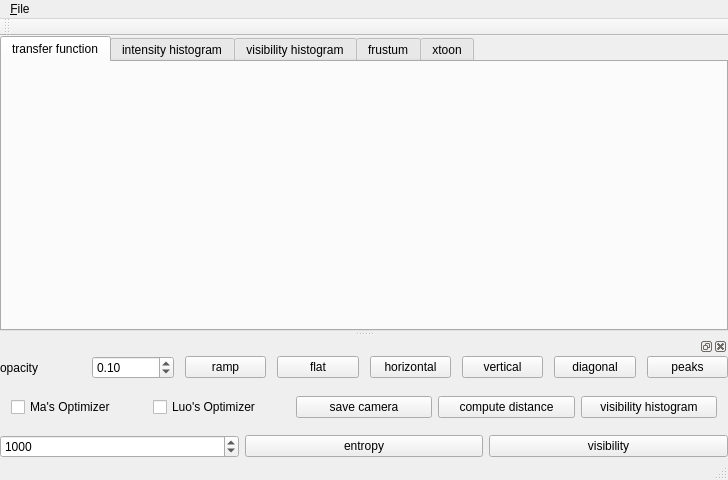
Qt form VolumeRenderer/TransferFunctionEditor/transferfunctioneditor.ui (luosz/artivvis-development-repository) before a commit.
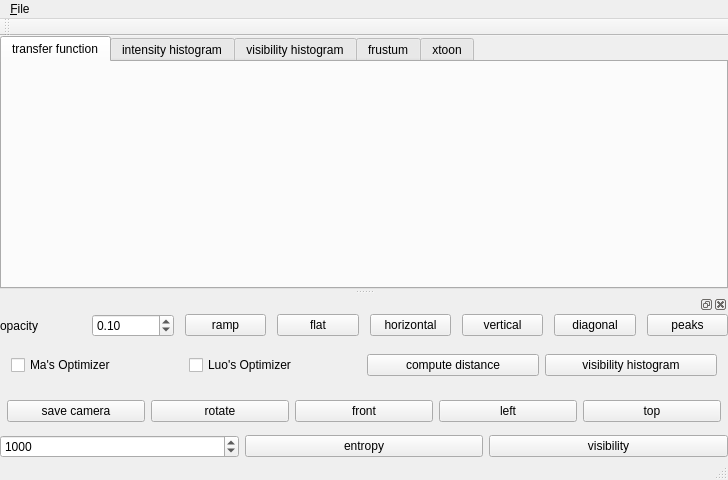
The same form after that commit.

Commit message: Added functions to Camera class

```diff
--- a/VolumeRenderer/TransferFunctionEditor/transferfunctioneditor.ui
+++ b/VolumeRenderer/TransferFunctionEditor/transferfunctioneditor.ui
@@ -319,13 +319,6 @@
          </property>
         </widget>
        </item>
-       <item>
-        <widget class="QPushButton" name="cameraButton">
-         <property name="text">
-          <string>save camera</string>
-         </property>
-        </widget>
-       </item>
        <item>
         <widget class="QPushButton" name="computeDistanceButton">
          <property name="text">
@@ -342,6 +335,57 @@
        </item>
       </layout>
      </item>
+     <item>
+      <layout class="QHBoxLayout" name="horizontalLayout_10">
+       <property name="leftMargin">
+        <number>7</number>
+       </property>
+       <property name="topMargin">
+        <number>7</number>
+       </property>
+       <property name="rightMargin">
+        <number>7</number>
+       </property>
+       <property name="bottomMargin">
+        <number>7</number>
+       </property>
+       <item>
+        <widget class="QPushButton" name="cameraButton">
+         <property name="text">
+          <string>save camera</string>
+         </property>
+        </widget>
+       </item>
+       <item>
+        <widget class="QPushButton" name="rotateButton">
+         <property name="text">
+          <string>rotate</string>
+         </property>
+        </widget>
+       </item>
+       <item>
+        <widget class="QPushButton" name="frontButton">
+         <property name="text">
+          <string>front</string>
+         </property>
+        </widget>
+       </item>
+       <item>
+        <widget class="QPushButton" name="leftButton">
+         <property name="text">
+          <string>left</string>
+         </property>
+        </widget>
+       </item>
+       <item>
+        <widget class="QPushButton" name="topButton">
+         <property name="text">
+          <string>top</string>
+         </property>
+        </widget>
+       </item>
+      </layout>
+     </item>
      <item>
       <layout class="QHBoxLayout" name="horizontalLayout_2">
        <property name="leftMargin">
```
The commit also changes 5 other files.
